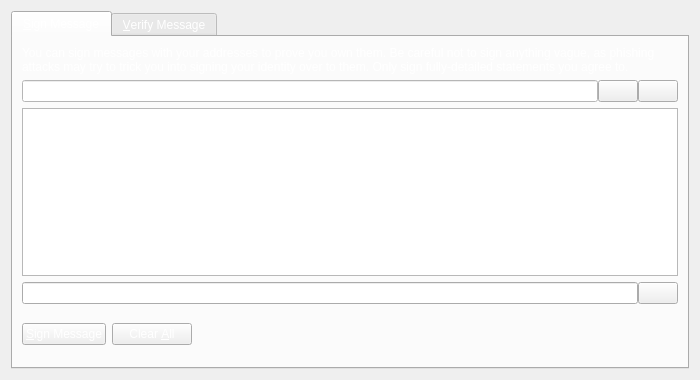
The window that src/qt/forms/signverifymessagedialog.ui (SpectreSecurityCoin/SpectreSecurityCoin) describes before a commit, drawn with Qt 5.
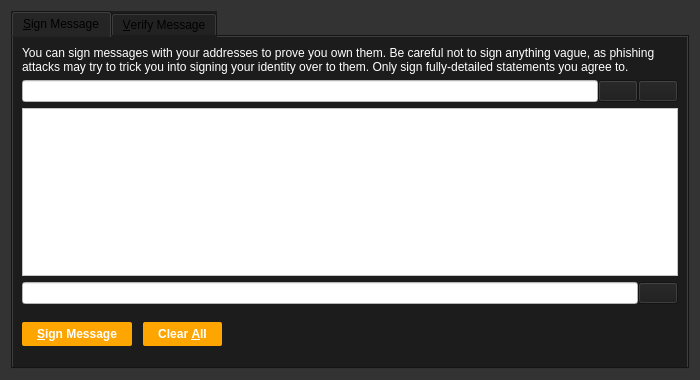
The same window after the commit. Icons and pictures are not drawn. Custom widgets are drawn as their Qt base class.

Patch:
```diff
--- a/src/qt/forms/signverifymessagedialog.ui
+++ b/src/qt/forms/signverifymessagedialog.ui
@@ -13,6 +13,9 @@
   <property name="windowTitle">
    <string>Signatures - Sign / Verify a Message</string>
   </property>
+  <property name="styleSheet">
+   <string notr="true">background-color:rgb(51, 51, 51);</string>
+  </property>
   <property name="modal">
    <bool>true</bool>
   </property>
@@ -20,7 +23,7 @@
    <item>
     <widget class="QTabWidget" name="tabWidget">
      <property name="styleSheet">
-      <string notr="true">color: rgb(255, 255, 255);</string>
+      <string notr="true">background-color:rgb(28, 28, 28);</string>
      </property>
      <property name="currentIndex">
       <number>0</number>
@@ -58,7 +61,8 @@
            </property>
            <property name="styleSheet">
             <string notr="true">background-color: rgb(255, 255, 255);
-color: rgb(0, 0, 0);</string>
+color: rgb(0, 0, 0);
+padding:2px;</string>
            </property>
            <property name="maxLength">
             <number>34</number>
@@ -70,6 +74,9 @@
            <property name="toolTip">
             <string>Choose an address from the address book</string>
            </property>
+           <property name="styleSheet">
+            <string notr="true">background-color:rgb(28, 28, 28);</string>
+           </property>
            <property name="text">
             <string/>
            </property>
@@ -90,6 +97,9 @@
            <property name="toolTip">
             <string>Paste address from clipboard</string>
            </property>
+           <property name="styleSheet">
+            <string notr="true">background-color:rgb(28, 28, 28);</string>
+           </property>
            <property name="text">
             <string/>
            </property>
@@ -112,6 +122,11 @@
          <property name="toolTip">
           <string>Enter the message you want to sign here</string>
          </property>
+         <property name="styleSheet">
+          <string notr="true">background-color: rgb(255, 255, 255);
+color: rgb(0, 0, 0);
+padding:2px;</string>
+         </property>
         </widget>
        </item>
        <item>
@@ -126,6 +141,11 @@
              <italic>true</italic>
             </font>
            </property>
+           <property name="styleSheet">
+            <string notr="true">background-color: rgb(255, 255, 255);
+color: rgb(0, 0, 0);
+padding:2px;</string>
+           </property>
            <property name="readOnly">
             <bool>true</bool>
            </property>
@@ -136,6 +156,9 @@
            <property name="toolTip">
             <string>Copy the current signature to the system clipboard</string>
            </property>
+           <property name="styleSheet">
+            <string notr="true">background-color:rgb(28, 28, 28);</string>
+           </property>
            <property name="text">
             <string/>
            </property>
@@ -157,6 +180,15 @@
            <property name="toolTip">
             <string>Sign the message to prove you own this SpectreSecurityCoin address</string>
            </property>
+           <property name="styleSheet">
+            <string notr="true">background-color: rgb(255, 165, 0); 
+font: 75 10pt 'Ubuntu';
+font-weight:bold; 
+border-radius:2px; 
+padding:5px 15px;
+color: rgb(255, 255, 255);
+margin:0px 5px 0px 0px;</string>
+           </property>
            <property name="text">
             <string>&amp;Sign Message</string>
            </property>
@@ -174,6 +206,15 @@
            <property name="toolTip">
             <string>Reset all sign message fields</string>
            </property>
+           <property name="styleSheet">
+            <string notr="true">background-color: rgb(255, 165, 0); 
+font: 75 10pt 'Ubuntu';
+font-weight:bold; 
+border-radius:2px; 
+padding:5px 15px;
+color: rgb(255, 255, 255);
+margin:0px 5px 0px 0px;</string>
+           </property>
            <property name="text">
             <string>Clear &amp;All</string>
            </property>
@@ -207,6 +248,9 @@
              <bold>true</bold>
             </font>
            </property>
+           <property name="styleSheet">
+            <string notr="true">background-color:rgb(28, 28, 28);</string>
+           </property>
            <property name="text">
             <string/>
            </property>
@@ -239,6 +283,9 @@
       <layout class="QVBoxLayout" name="verticalLayout_VM">
        <item>
         <widget class="QLabel" name="infoLabel_VM">
+         <property name="styleSheet">
+          <string notr="true">color: rgb(255, 255, 255);</string>
+         </property>
          <property name="text">
           <string>Enter the signing address, message (ensure you copy line breaks, spaces, tabs, etc. exactly) and signature below to verify the message. Be careful not to read more into the signature than what is in the signed message itself, to avoid being tricked by a man-in-the-middle attack.</string>
          </property>
@@ -265,7 +312,8 @@
            </property>
            <property name="styleSheet">
             <string notr="true">background-color: rgb(255, 255, 255);
-color: rgb(0, 0, 0);</string>
+color: rgb(0, 0, 0);
+padding:2px;</string>
            </property>
            <property name="maxLength">
             <number>34</number>
@@ -277,6 +325,9 @@
            <property name="toolTip">
             <string>Choose an address from the address book</string>
            </property>
+           <property name="styleSheet">
+            <string notr="true">background-color: rgb(0, 0, 0);</string>
+           </property>
            <property name="text">
             <string/>
            </property>
@@ -298,7 +349,8 @@
         <widget class="QPlainTextEdit" name="messageIn_VM">
          <property name="styleSheet">
           <string notr="true">background-color: rgb(255, 255, 255);
-color: rgb(0, 0, 0);</string>
+color: rgb(0, 0, 0);
+padding:2px;</string>
          </property>
         </widget>
        </item>
@@ -306,7 +358,8 @@
         <widget class="QValidatedLineEdit" name="signatureIn_VM">
          <property name="styleSheet">
           <string notr="true">background-color: rgb(255, 255, 255);
-color: rgb(0, 0, 0);</string>
+color: rgb(0, 0, 0);
+padding:2px;</string>
          </property>
         </widget>
        </item>
@@ -317,6 +370,15 @@
            <property name="toolTip">
             <string>Verify the message to ensure it was signed with the specified SpectreSecurityCoin address</string>
            </property>
+           <property name="styleSheet">
+            <string notr="true">background-color: rgb(255, 165, 0); 
+font: 75 10pt 'Ubuntu';
+font-weight:bold; 
+border-radius:2px; 
+padding:5px 15px;
+color: rgb(255, 255, 255);
+margin:0px 5px 0px 0px;</string>
+           </property>
            <property name="text">
             <string>&amp;Verify Message</string>
            </property>
@@ -334,6 +396,15 @@
            <property name="toolTip">
             <string>Reset all verify message fields</string>
            </property>
+           <property name="styleSheet">
+            <string notr="true">background-color: rgb(255, 165, 0); 
+font: 75 10pt 'Ubuntu';
+font-weight:bold; 
+border-radius:2px; 
+padding:5px 15px;
+color: rgb(255, 255, 255);
+margin:0px 5px 0px 0px;</string>
+           </property>
            <property name="text">
             <string>Clear &amp;All</string>
            </property>
@@ -367,6 +438,9 @@
              <bold>true</bold>
             </font>
            </property>
+           <property name="styleSheet">
+            <string notr="true">background-color:rgb(28, 28, 28);</string>
+           </property>
            <property name="text">
             <string/>
            </property>
```
